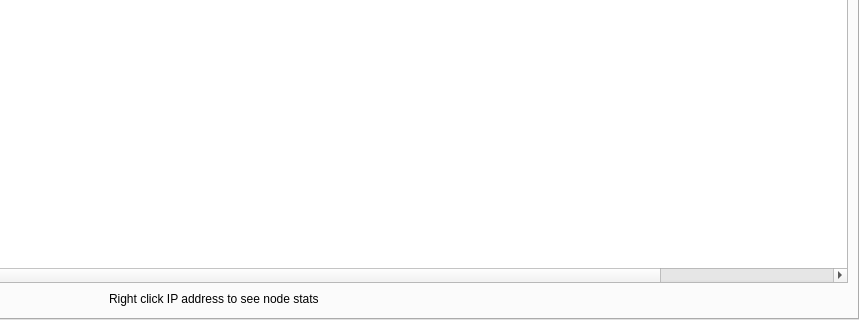
The window that src/qt/forms/masternodelist.ui (hardwarewise/SIN-core) describes before a commit, drawn with Qt 5; both pictures show x 141 to 1000 and y 280 to 600 of the 1000 by 600 pixel window.
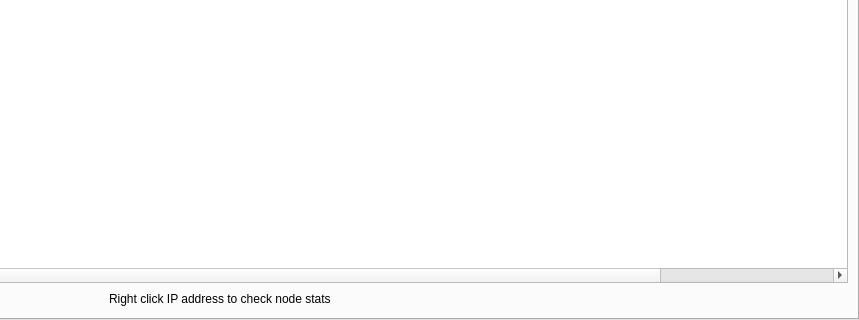
The same window after the commit. The open tabs and pages were chosen to show the change. Icons and pictures are not drawn.

Patch:
```diff
--- a/src/qt/forms/masternodelist.ui
+++ b/src/qt/forms/masternodelist.ui
@@ -447,7 +447,7 @@
               <string notr="true"/>
              </property>
              <property name="text">
-              <string>Right click IP address to see node stats</string>
+              <string>Right click IP address to check node stats</string>
              </property>
             </widget>
            </item>
```
Left out of the diff: 2 changed lines with no effect on the pictures.
